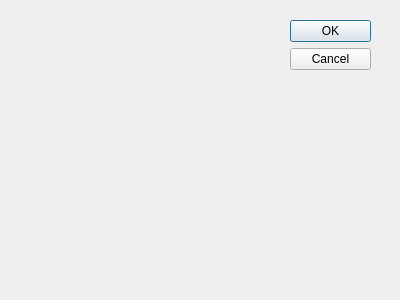
First picture: the form in client/Lobby.ui, repository chntujia/CodfiyAsteriatedGrailClient, before the edit.
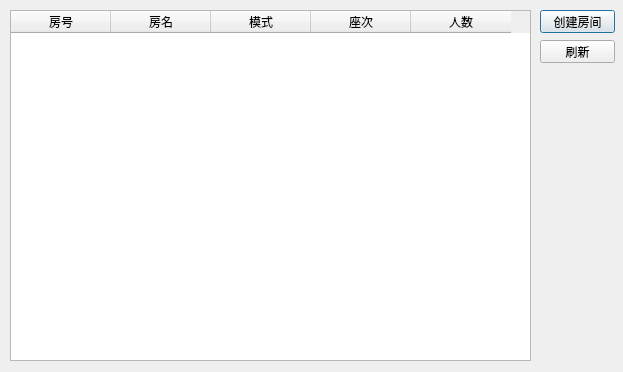
Second picture: the form after the edit.

The edit to the form file:
```diff
--- a/client/Lobby.ui
+++ b/client/Lobby.ui
@@ -8,27 +8,72 @@
    <rect>
     <x>0</x>
     <y>0</y>
-    <width>400</width>
-    <height>300</height>
+    <width>623</width>
+    <height>372</height>
    </rect>
   </property>
   <property name="windowTitle">
    <string>Dialog</string>
   </property>
-  <widget class="QDialogButtonBox" name="buttonBox">
+  <widget class="QTableWidget" name="tableWidget">
    <property name="geometry">
     <rect>
-     <x>290</x>
-     <y>20</y>
-     <width>81</width>
-     <height>241</height>
+     <x>10</x>
+     <y>10</y>
+     <width>521</width>
+     <height>351</height>
     </rect>
    </property>
-   <property name="orientation">
-    <enum>Qt::Vertical</enum>
+   <column>
+    <property name="text">
+     <string>房号</string>
+    </property>
+   </column>
+   <column>
+    <property name="text">
+     <string>房名</string>
+    </property>
+   </column>
+   <column>
+    <property name="text">
+     <string>模式</string>
+    </property>
+   </column>
+   <column>
+    <property name="text">
+     <string>座次</string>
+    </property>
+   </column>
+   <column>
+    <property name="text">
+     <string>人数</string>
+    </property>
+   </column>
+  </widget>
+  <widget class="QPushButton" name="createButton">
+   <property name="geometry">
+    <rect>
+     <x>540</x>
+     <y>10</y>
+     <width>75</width>
+     <height>23</height>
+    </rect>
    </property>
-   <property name="standardButtons">
-    <set>QDialogButtonBox::Cancel|QDialogButtonBox::Ok</set>
+   <property name="text">
+    <string>创建房间</string>
+   </property>
+  </widget>
+  <widget class="QPushButton" name="refreshButton">
+   <property name="geometry">
+    <rect>
+     <x>540</x>
+     <y>40</y>
+     <width>75</width>
+     <height>23</height>
+    </rect>
+   </property>
+   <property name="text">
+    <string>刷新</string>
    </property>
   </widget>
  </widget>
```
Left out of the diff: 40 changed lines with no effect on the pictures.
